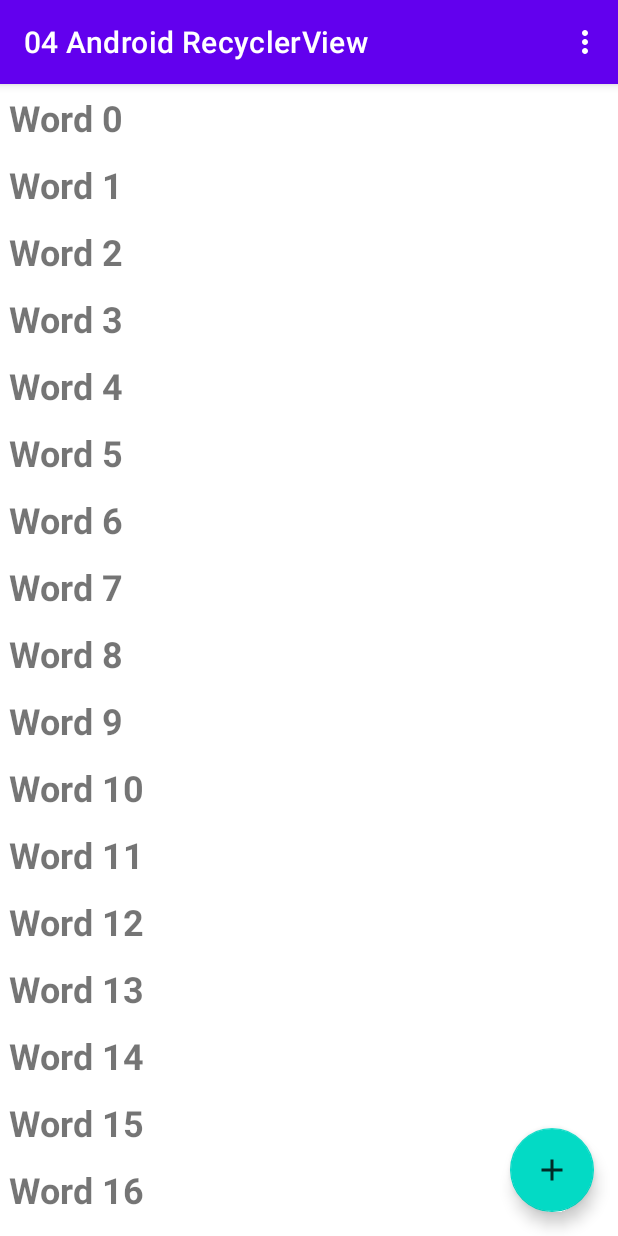
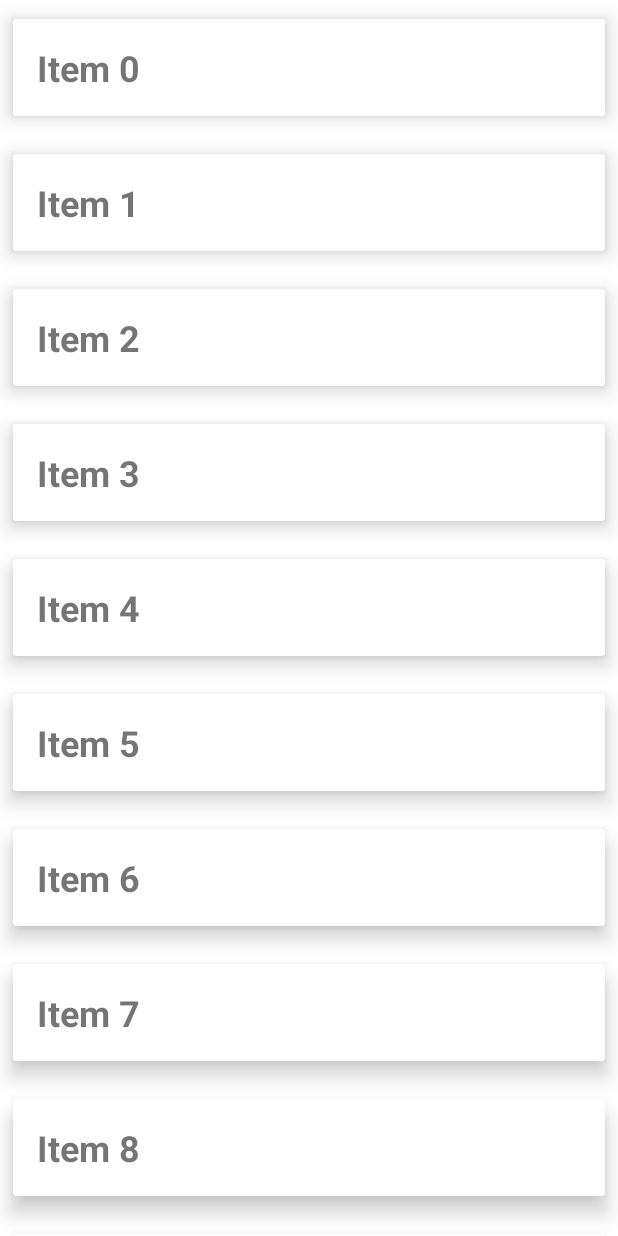
Before and after one commit to AnnisaFitry/04-android-recyclerview, an Android app: the screen it shows after launch (MainActivity), on a phone screen of 412 x 824 dp. Run offline under Robolectric (Android 15) with nearby library versions, the phone set to English and light mode, and no system bars.

Commit message:
challenge2

```diff
--- a/app/src/main/java/jti/annisafitriy/a04androidrecyclerview/MainActivity.java
+++ b/app/src/main/java/jti/annisafitriy/a04androidrecyclerview/MainActivity.java
@@ -1,72 +1,95 @@
 package jti.annisafitriy.a04androidrecyclerview;
 
-import android.annotation.SuppressLint;
 import android.os.Bundle;
-import android.view.Menu;
-import android.view.MenuItem;
-import androidx.appcompat.widget.Toolbar;
+import android.os.Handler;
+import androidx.annotation.NonNull;
 import androidx.appcompat.app.AppCompatActivity;
 import androidx.recyclerview.widget.LinearLayoutManager;
 import androidx.recyclerview.widget.RecyclerView;
 
-import com.google.android.material.floatingactionbutton.FloatingActionButton;
-
-import java.util.LinkedList;
-import java.util.Objects;
+import java.util.ArrayList;
 
 public class MainActivity extends AppCompatActivity {
-    private final LinkedList<String> mWordList = new LinkedList<>();
-    private RecyclerView mRecyclerView;
+
+    RecyclerView recyclerView;
+    RecyclerViewAdapter recyclerViewAdapter;
+    ArrayList<String> rowsArrayList = new ArrayList<>();
+    boolean isLoading = false;
 
     @Override
     protected void onCreate(Bundle savedInstanceState) {
         super.onCreate(savedInstanceState);
         setContentView(R.layout.activity_main);
-        Toolbar toolbar = findViewById(R.id.toolbar);
-        setSupportActionBar(toolbar);
 
-        FloatingActionButton fab = findViewById(R.id.fab);
-        fab.setOnClickListener(view -> {
-            int wordListSize = mWordList.size();
-            mWordList.addLast("+ Word " + wordListSize);
-            Objects.requireNonNull(mRecyclerView.getAdapter()).notifyItemInserted(wordListSize);
-            mRecyclerView.smoothScrollToPosition(wordListSize);
+        recyclerView = findViewById(R.id.recyclerview);
+        populateData();
+        initAdapter();
+        initScrollListener();
+    }
+
+    private void populateData() {
+        int i = 0;
+        while (i < 10) {
+            rowsArrayList.add("Item " + i);
+            i++;
+        }
+    }
+
+    private void initAdapter() {
+
+        recyclerViewAdapter = new RecyclerViewAdapter(rowsArrayList);
+        recyclerView.setAdapter(recyclerViewAdapter);
+    }
+
+    private void initScrollListener() {
+        recyclerView.addOnScrollListener(new RecyclerView.OnScrollListener() {
+            @Override
+            public void onScrollStateChanged(@NonNull RecyclerView recyclerView, int newState) {
+                super.onScrollStateChanged(recyclerView, newState);
+            }
+
+            @Override
+            public void onScrolled(@NonNull RecyclerView recyclerView, int dx, int dy) {
+                super.onScrolled(recyclerView, dx, dy);
+
+                LinearLayoutManager linearLayoutManager = (LinearLayoutManager) recyclerView.getLayoutManager();
+
+                if (!isLoading) {
+                    if (linearLayoutManager != null && linearLayoutManager.findLastCompletelyVisibleItemPosition() == rowsArrayList.size() - 1) {
+                        //bottom of list!
+                        loadMore();
+                        isLoading = true;
+                    }
+                }
+            }
         });
 
-        for (int i = 0; i < 20; i++) {
-            mWordList.addLast("Word " + i);
-        }
-        mRecyclerView = findViewById(R.id.recyclerview);
-        WordListAdapter mAdapter = new WordListAdapter(this, mWordList);
-        mRecyclerView.setAdapter(mAdapter);
-        mRecyclerView.setLayoutManager(new LinearLayoutManager(this));
 
     }
 
-    @Override
-    public boolean onCreateOptionsMenu(Menu menu) {
-        // Inflate the menu; this adds items to the action bar if it is present.
-        getMenuInflater().inflate(R.menu.menu_main, menu);
-        return true;
-    }
+    private void loadMore() {
+        rowsArrayList.add(null);
+        recyclerViewAdapter.notifyItemInserted(rowsArrayList.size() - 1);
 
-    @SuppressLint("NotifyDataSetChanged")
-    @Override
-    public boolean onOptionsItemSelected(MenuItem item) {
-        // Handle action bar item clicks here. The action bar will
-        // automatically handle clicks on the Home/Up button, so long
-        // as you specify a parent activity in AndroidManifest.xml.
-        int id = item.getItemId();
 
-        //noinspection SimplifiableIfStatement
-        if (id == R.id.action_reset) {
-            mWordList.clear();
-            for (int i = 0; i < 20; i++){
-                mWordList.addLast("Word " + i);
+        Handler handler = new Handler();
+        handler.postDelayed(new Runnable() {
+            @Override
+            public void run() {
+                rowsArrayList.remove(rowsArrayList.size() - 1);
+                int scrollPosition = rowsArrayList.size();
+                recyclerViewAdapter.notifyItemRemoved(scrollPosition);
+                int currentSize = scrollPosition;
+                int nextLimit = currentSize + 10;
+
+                while (currentSize - 1 < nextLimit) {
+                    rowsArrayList.add("Item " + currentSize);
+                    currentSize++;
+                }
+
+                recyclerViewAdapter.notifyDataSetChanged();
+                isLoading = false;
             }
-            Objects.requireNonNull(mRecyclerView.getAdapter()).notifyDataSetChanged();
-            return true;
-        }
-        return super.onOptionsItemSelected(item);
+        }, 2000);
     }
 }
--- /dev/null
+++ b/app/src/main/java/jti/annisafitriy/a04androidrecyclerview/RecyclerViewAdapter.java
@@ -0,0 +1,93 @@
+package jti.annisafitriy.a04androidrecyclerview;
+
+import android.view.LayoutInflater;
+import android.view.View;
+import android.view.ViewGroup;
+import android.widget.ProgressBar;
+import android.widget.TextView;
+
+import androidx.annotation.NonNull;
+import androidx.recyclerview.widget.RecyclerView;
+
+import java.util.List;
+
+public class RecyclerViewAdapter extends RecyclerView.Adapter<RecyclerView.ViewHolder>{
+    private final int VIEW_TYPE_ITEM = 0;
+    private final int VIEW_TYPE_LOADING = 1;
+
+    public List<String> mItemList;
+
+
+    public RecyclerViewAdapter(List<String> itemList) {
+
+        mItemList = itemList;
+    }
+
+    @NonNull
+    @Override
+    public RecyclerView.ViewHolder onCreateViewHolder(@NonNull ViewGroup parent, int viewType) {
+        if (viewType == VIEW_TYPE_ITEM) {
+            View view = LayoutInflater.from(parent.getContext()).inflate(R.layout.wordlist_item, parent, false);
+            return new ItemViewHolder(view);
+        } else {
+            View view = LayoutInflater.from(parent.getContext()).inflate(R.layout.loading_item, parent, false);
+            return new LoadingViewHolder(view);
+        }
+    }
+
+    @Override
+    public void onBindViewHolder(@NonNull RecyclerView.ViewHolder viewHolder, int position) {
+
+        if (viewHolder instanceof ItemViewHolder) {
+
+            populateItemRows((ItemViewHolder) viewHolder, position);
+        } else if (viewHolder instanceof LoadingViewHolder) {
+            showLoadingView((LoadingViewHolder) viewHolder, position);
+        }
+
+    }
+
+    @Override
+    public int getItemCount() {
+        return mItemList == null ? 0 : mItemList.size();
+    }
+
+    @Override
+    public int getItemViewType(int position) {
+        return mItemList.get(position) == null ? VIEW_TYPE_LOADING : VIEW_TYPE_ITEM;
+    }
+
+
+    private class ItemViewHolder extends RecyclerView.ViewHolder {
+
+        TextView tvItem;
+
+        public ItemViewHolder(@NonNull View itemView) {
+            super(itemView);
+
+            tvItem = itemView.findViewById(R.id.word);
+        }
+    }
+
+    private class LoadingViewHolder extends RecyclerView.ViewHolder {
+
+        ProgressBar progressBar;
+
+        public LoadingViewHolder(@NonNull View itemView) {
+            super(itemView);
+            progressBar = itemView.findViewById(R.id.progressBar);
+        }
+    }
+
+    private void showLoadingView(LoadingViewHolder viewHolder, int position) {
+        //ProgressBar would be displayed
+
+    }
+
+    private void populateItemRows(ItemViewHolder viewHolder, int position) {
+
+        String item = mItemList.get(position);
+        viewHolder.tvItem.setText(item);
+
+    }
+}
--- a/app/src/main/java/jti/annisafitriy/a04androidrecyclerview/WordListAdapter.java
+++ b/app/src/main/java/jti/annisafitriy/a04androidrecyclerview/WordListAdapter.java
@@ -6,14 +6,12 @@ import android.view.LayoutInflater;
 import android.view.View;
 import android.view.ViewGroup;
 import android.widget.TextView;
-
 import androidx.annotation.NonNull;
 import androidx.recyclerview.widget.RecyclerView;
 import java.util.LinkedList;
 
 public class WordListAdapter extends
         RecyclerView.Adapter<WordListAdapter.WordViewHolder> {
-
     private final LinkedList<String> mWordList;
     private final LayoutInflater mInflater;
 
--- a/app/src/main/res/layout/activity_main.xml
+++ b/app/src/main/res/layout/activity_main.xml
@@ -6,28 +6,14 @@
     android:layout_height="match_parent"
     tools:context=".MainActivity">
 
-    <com.google.android.material.appbar.AppBarLayout
+    <androidx.recyclerview.widget.RecyclerView
+        android:id="@+id/recyclerview"
         android:layout_width="match_parent"
-        android:layout_height="wrap_content"
-        android:theme="@style/Theme.04AndroidRecyclerView.AppBarOverlay">
-
-        <androidx.appcompat.widget.Toolbar
-            android:id="@+id/toolbar"
-            android:layout_width="match_parent"
-            android:layout_height="wrap_content"
-            app:popupTheme="@style/Theme.04AndroidRecyclerView.PopupOverlay" />
-
-    </com.google.android.material.appbar.AppBarLayout>
-
-    <include layout="@layout/content_main" />
-
-    <com.google.android.material.floatingactionbutton.FloatingActionButton
-        android:id="@+id/fab"
-        android:layout_width="wrap_content"
-        android:layout_height="wrap_content"
-        android:layout_gravity="bottom|end"
-        android:layout_margin="@dimen/fab_margin"
-        app:srcCompat="@drawable/ic_add_for_fab"
-        tools:ignore="ContentDescription" />
+        android:layout_height="match_parent"
+        app:layoutManager="androidx.recyclerview.widget.LinearLayoutManager"
+        app:layout_constraintBottom_toBottomOf="parent"
+        app:layout_constraintLeft_toLeftOf="parent"
+        app:layout_constraintRight_toRightOf="parent"
+        app:layout_constraintTop_toTopOf="parent"/>
 
 </androidx.coordinatorlayout.widget.CoordinatorLayout>
--- a/app/src/main/res/layout/content_main.xml
+++ /dev/null
@@ -1,14 +0,0 @@
-<?xml version="1.0" encoding="utf-8"?>
-<androidx.constraintlayout.widget.ConstraintLayout xmlns:android="http://schemas.android.com/apk/res/android"
-    xmlns:app="http://schemas.android.com/apk/res-auto"
-    xmlns:tools="http://schemas.android.com/tools"
-    android:layout_width="match_parent"
-    android:layout_height="match_parent"
-    app:layout_behavior="@string/appbar_scrolling_view_behavior"
-    tools:showIn="@layout/activity_main"
-    tools:context="jti.annisafitriy.a04androidrecyclerview.MainActivity">
-    <androidx.recyclerview.widget.RecyclerView
-        android:id="@+id/recyclerview"
-        android:layout_width="match_parent"
-        android:layout_height="match_parent" />
-</androidx.constraintlayout.widget.ConstraintLayout>
--- a/app/src/main/res/layout/wordlist_item.xml
+++ b/app/src/main/res/layout/wordlist_item.xml
@@ -1,10 +1,17 @@
 <?xml version="1.0" encoding="utf-8"?>
-<LinearLayout xmlns:android="http://schemas.android.com/apk/res/android"
+<androidx.cardview.widget.CardView xmlns:android="http://schemas.android.com/apk/res/android"
+    xmlns:app="http://schemas.android.com/apk/res-auto"
     android:layout_width="match_parent"
     android:layout_height="wrap_content"
     android:orientation="vertical"
-    android:padding="6dp">
+    android:padding="6dp"
+    app:cardElevation="8dp"
+    app:cardUseCompatPadding="true">
     <TextView
         android:id="@+id/word"
-        style="@style/word_title" />
-</LinearLayout>
+        style="@style/word_title"
+        android:layout_width="match_parent"
+        android:layout_height="wrap_content"
+        android:padding="16dp"
+        android:text="@string/text"/>
+</androidx.cardview.widget.CardView>
--- a/app/src/main/res/values/strings.xml
+++ b/app/src/main/res/values/strings.xml
@@ -5,6 +5,7 @@
     <string name="first_fragment_label">First Fragment</string>
     <string name="second_fragment_label">Second Fragment</string>
     <string name="next">Next</string>
+    <string name="text">Item X</string>
     <string name="previous">Previous</string>
 
     <string name="hello_first_fragment">Hello first fragment</string>
```
Also changed, not shown: app/src/main/res/layout/loading_item.xml (added, +16 -0 lines).
